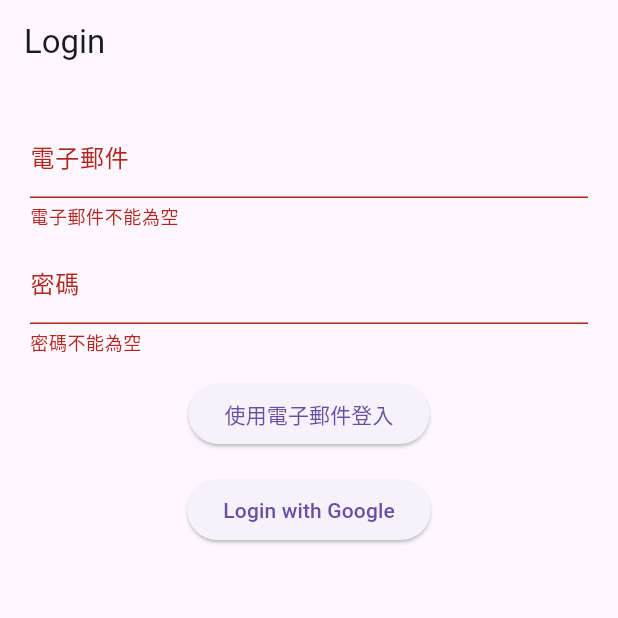
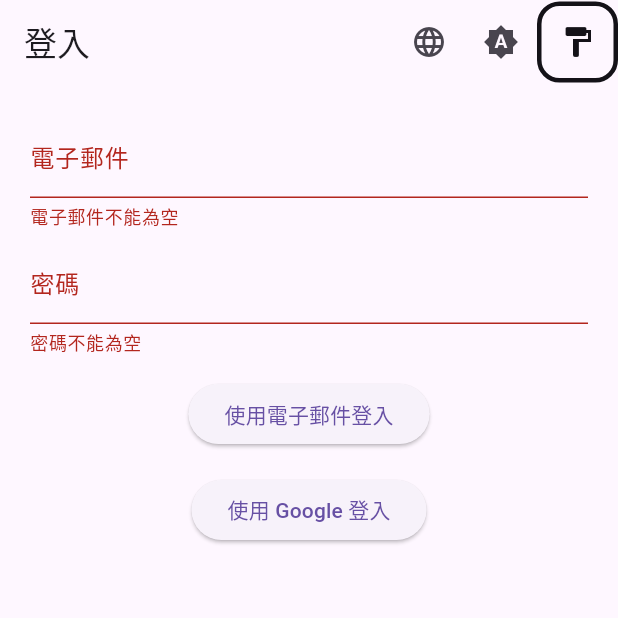
Before and after one commit to Yunitrish006006/AppChiseletor, a Flutter app: the screen it shows after launch, after a tap on "使用電子郵件登入", on a phone screen of 412 x 824 dp, the top half of it. Run offline on Flutter 3.47's test engine with Material 3 defaults, Android fonts, the phone set to English and light mode, and no system bars; our stand-ins replace firebase_auth, firebase_core, google_sign_in; accounts and stored records are empty; generated files the repository leaves out were written again.

Commit message:
feat(localization): enhance email and password validation messages with localization support feat(theme): implement localized theme names and improve theme selection UI

```diff
--- a/lib/auth/email_login.dart
+++ b/lib/auth/email_login.dart
@@ -1,5 +1,6 @@
 import 'package:app_chiseletor/auth/auth_manager.dart';
 import 'package:flutter/material.dart';
+import 'package:flutter_gen/gen_l10n/app_localizations.dart';
 
 class EmailLoginBlock extends StatefulWidget {
   const EmailLoginBlock({
@@ -29,11 +30,12 @@ class _EmailLoginBlockState extends State<EmailLoginBlock> {
   }
 
   void validateEmail(String value) {
+    final l10n = AppLocalizations.of(context)!;
     setState(() {
       if (value.isEmpty) {
-        emailError = '電子郵件不能為空';
+        emailError = l10n.emailEmpty;
       } else if (!isValidEmail(value)) {
-        emailError = '請輸入有效的電子郵件地址';
+        emailError = l10n.emailInvalid;
       } else {
         emailError = null;
       }
@@ -41,11 +43,12 @@ class _EmailLoginBlockState extends State<EmailLoginBlock> {
   }
 
   void validatePassword(String value) {
+    final l10n = AppLocalizations.of(context)!;
     setState(() {
       if (value.isEmpty) {
-        passwordError = '密碼不能為空';
+        passwordError = l10n.passwordEmpty;
       } else if (value.length < 6) {
-        passwordError = '密碼長度至少需要6個字符';
+        passwordError = l10n.passwordTooShort;
       } else {
         passwordError = null;
       }
@@ -61,13 +64,15 @@ class _EmailLoginBlockState extends State<EmailLoginBlock> {
 
   @override
   Widget build(BuildContext context) {
+    final l10n = AppLocalizations.of(context)!;
+
     return Column(
       mainAxisSize: MainAxisSize.min,
       children: [
         TextField(
           controller: emailController,
           decoration: InputDecoration(
-            labelText: '電子郵件',
+            labelText: l10n.email,
             errorText: emailError,
           ),
           onChanged: validateEmail,
@@ -79,7 +84,7 @@ class _EmailLoginBlockState extends State<EmailLoginBlock> {
         TextField(
           controller: passwordController,
           decoration: InputDecoration(
-            labelText: '密碼',
+            labelText: l10n.password,
             errorText: passwordError,
           ),
           obscureText: true,
@@ -108,6 +113,7 @@ class _EmailLoginBlockState extends State<EmailLoginBlock> {
                   try {
                     await widget.authManager
                         .signInWithEmailAndPassword(email, password);
+
                     if (mounted) {
                       Navigator.of(context).pop();
                     }
@@ -126,7 +132,7 @@ class _EmailLoginBlockState extends State<EmailLoginBlock> {
                     }
                   }
                 },
-          child: Text(isLoggingIn ? '登入中...' : '使用電子郵件登入'),
+          child: Text(isLoggingIn ? l10n.loggingIn : l10n.loginWithEmail),
         ),
       ],
     );
--- a/lib/home_page.dart
+++ b/lib/home_page.dart
@@ -36,8 +36,6 @@ class _MyHomePageState extends State<MyHomePage> {
           ThemeToggleButton(),
           AuthButton(),
         ],
-        backgroundColor: theme.appBarTheme.backgroundColor,
-        foregroundColor: theme.appBarTheme.foregroundColor,
       ),
       // Drawer 展示
       drawer: Drawer(
--- a/lib/l10n/locale_provider.dart
+++ b/lib/l10n/locale_provider.dart
@@ -1,7 +1,8 @@
 import 'package:flutter/material.dart';
 
 class LocaleProvider extends ChangeNotifier {
-  Locale _locale = const Locale('en');
+  // 將預設語言改為繁體中文
+  Locale _locale = const Locale('zh', 'TW');
 
   Locale get locale => _locale;
 
--- a/lib/pages/login_page.dart
+++ b/lib/pages/login_page.dart
@@ -1,7 +1,10 @@
 import 'package:app_chiseletor/auth/auth_manager.dart';
 import 'package:app_chiseletor/auth/email_login.dart';
 import 'package:app_chiseletor/auth/google_login.dart';
+import 'package:app_chiseletor/widgets/language_toggle_button.dart';
+import 'package:app_chiseletor/widgets/theme_toggle_button.dart';
 import 'package:flutter/material.dart';
+import 'package:flutter_gen/gen_l10n/app_localizations.dart';
 
 class LoginPage extends StatefulWidget {
   const LoginPage({super.key, required this.authManager});
@@ -24,8 +27,20 @@ class _LoginPageState extends State<LoginPage> {
 
   @override
   Widget build(BuildContext context) {
+    final l10n = AppLocalizations.of(context)!;
+    final theme = Theme.of(context);
+
     return Scaffold(
-      appBar: AppBar(title: const Text('Login')),
+      appBar: AppBar(
+        title: Text(l10n.login),
+        actions: const [
+          LanguageToggleButton(),
+          ThemeToggleButton(),
+        ],
+        backgroundColor: theme.appBarTheme.backgroundColor,
+        foregroundColor: theme.appBarTheme.foregroundColor,
+      ),
+      backgroundColor: theme.scaffoldBackgroundColor,
       body: Stack(
         children: [
           Container(
--- a/lib/plugins/default_theme.dart
+++ b/lib/plugins/default_theme.dart
@@ -1,9 +1,15 @@
 import 'package:flutter/material.dart';
-import 'package:app_chiseletor/theme/theme_interface.dart'; // 確保路徑正確
+import 'package:app_chiseletor/theme/theme_interface.dart';
+import 'package:flutter_gen/gen_l10n/app_localizations.dart';
 
 class DefaultTheme implements ThemeInterface {
   @override
   String get name => 'default';
+
+  @override
+  String getLocalizedName(BuildContext context) {
+    return AppLocalizations.of(context)!.themeDefault;
+  }
 
   @override
   ThemeData get lightTheme => ThemeData.light();
--- a/lib/theme/theme_data.dart
+++ b/lib/theme/theme_data.dart
@@ -14,4 +14,9 @@ class AppThemeData implements ThemeInterface {
     required this.darkTheme,
     required this.name,
   });
+
+  @override
+  String getLocalizedName(BuildContext context) {
+    throw UnimplementedError();
+  }
 }
--- a/lib/theme/theme_interface.dart
+++ b/lib/theme/theme_interface.dart
@@ -1,7 +1,15 @@
 import 'package:flutter/material.dart';
 
 abstract class ThemeInterface {
+  /// Theme identifier, used internally
   String get name;
+
+  /// Get localized theme name
+  String getLocalizedName(BuildContext context);
+
+  /// Light theme data
   ThemeData get lightTheme;
+
+  /// Dark theme data
   ThemeData get darkTheme;
 }
--- a/lib/widgets/theme_material_app.dart
+++ b/lib/widgets/theme_material_app.dart
@@ -18,7 +18,6 @@ class _ThemedMaterialAppState extends State<ThemedMaterialApp> {
   @override
   void initState() {
     super.initState();
-    //  在 initState 中訂閱 ThemeManager 的變化
     Provider.of<ThemeManager>(
       context,
       listen: false,
@@ -27,7 +26,6 @@ class _ThemedMaterialAppState extends State<ThemedMaterialApp> {
 
   @override
   void dispose() {
-    //  在 dispose 中取消訂閱
     Provider.of<ThemeManager>(
       context,
       listen: false,
@@ -58,9 +56,9 @@ class _ThemedMaterialAppState extends State<ThemedMaterialApp> {
             GlobalCupertinoLocalizations.delegate,
           ],
           supportedLocales: const [
-            Locale('en'),
-            Locale('zh'),
-            Locale('zh', 'TW'),
+            Locale('zh', 'TW'), // 繁體中文優先
+            Locale('zh'), // 簡體中文
+            Locale('en'), // 英文
           ],
           locale: localeProvider.locale,
 
--- a/lib/widgets/theme_selection_button.dart
+++ b/lib/widgets/theme_selection_button.dart
@@ -26,10 +26,10 @@ class ThemeSelectionButton extends StatelessWidget {
           themeManager.loadTheme(themeName);
         },
         itemBuilder: (BuildContext context) {
-          return themeManager.availableThemes.map((String themeName) {
+          return themeManager.pluginThemes.map((theme) {
             return PopupMenuItem<String>(
-              value: themeName,
-              child: Text(themeName),
+              value: theme.name,
+              child: Text(theme.getLocalizedName(context)),
             );
           }).toList();
         },
--- a/lib/widgets/theme_toggle_button.dart
+++ b/lib/widgets/theme_toggle_button.dart
@@ -1,26 +1,43 @@
 import 'package:flutter/material.dart';
 import 'package:provider/provider.dart';
+import 'package:flutter_gen/gen_l10n/app_localizations.dart';
 import '../theme/theme_manager.dart';
-import 'theme_selection_button.dart'; // Import ThemeSelectionButton
+import 'theme_selection_button.dart';
 
 class ThemeToggleButton extends StatelessWidget {
   const ThemeToggleButton({super.key});
+
+  String _getThemeModeName(BuildContext context, ThemeMode mode) {
+    final l10n = AppLocalizations.of(context)!;
+    switch (mode) {
+      case ThemeMode.system:
+        return l10n.themeModeSystem;
+      case ThemeMode.light:
+        return l10n.themeModeLight;
+      case ThemeMode.dark:
+        return l10n.themeModeDark;
+    }
+  }
 
   @override
   Widget build(BuildContext context) {
     final themeManager = Provider.of<ThemeManager>(context);
     final currentThemeMode = themeManager.themeMode(context);
     IconData icon;
+    String tooltip;
 
     switch (currentThemeMode) {
       case ThemeMode.system:
         icon = Icons.brightness_auto;
+        tooltip = _getThemeModeName(context, ThemeMode.system);
         break;
       case ThemeMode.light:
         icon = Icons.light_mode;
+        tooltip = _getThemeModeName(context, ThemeMode.light);
         break;
       case ThemeMode.dark:
         icon = Icons.dark_mode;
+        tooltip = _getThemeModeName(context, ThemeMode.dark);
         break;
     }
 
@@ -29,6 +46,7 @@ class ThemeToggleButton extends StatelessWidget {
       children: [
         IconButton(
           icon: Icon(icon),
+          tooltip: tooltip,
           onPressed: () {
             themeManager.toggleThemeMode(context);
           },
```
Also changed, not shown: lib/l10n/app_en.arb (+33 -6 lines), lib/l10n/app_zh.arb (+32 -5 lines), lib/l10n/app_zh_TW.arb (+32 -5 lines), lib/plugins/gray_theme.dart (+15 -7 lines), lib/plugins/my_custom_theme.dart (+12 -8 lines), lib/widgets/language_toggle_button.dart (+19 -6 lines).
